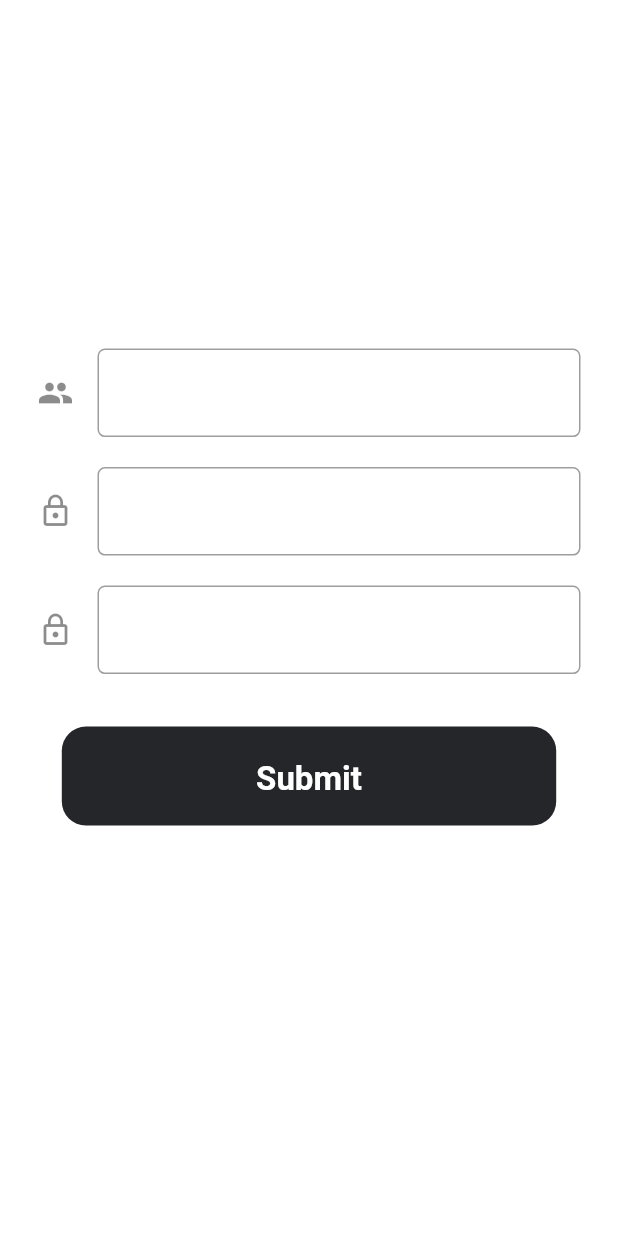
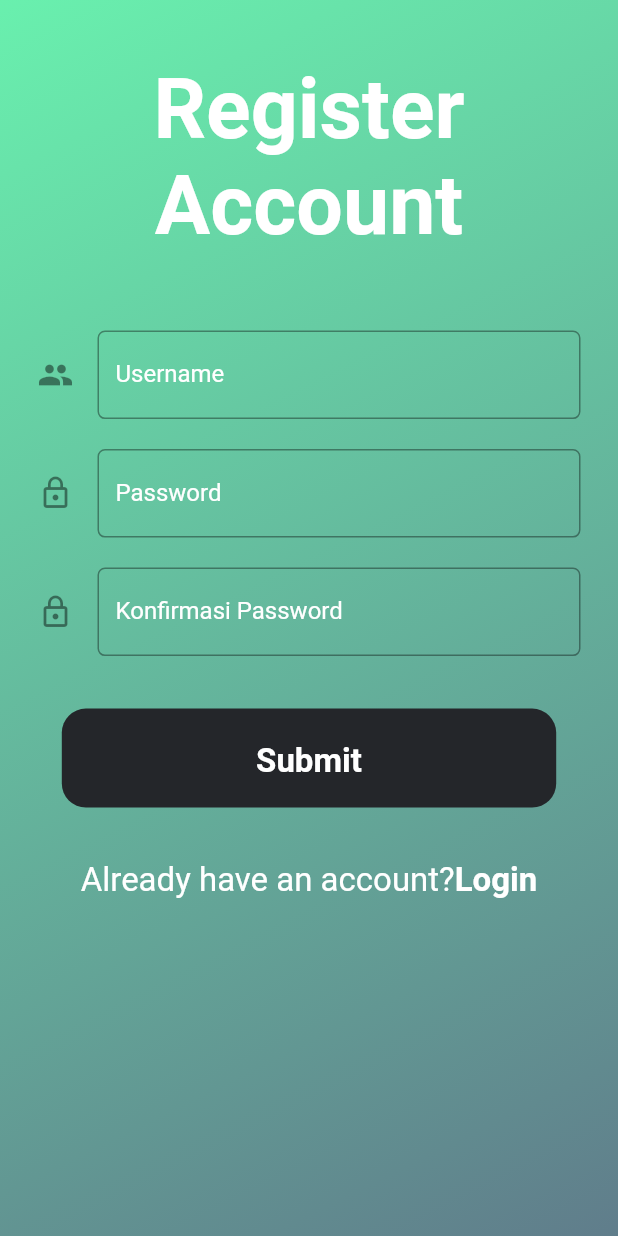
Before and after one commit to eugeniusms/wisata-nusantara-mobile, a Flutter app: the RegisterPage screen opened directly, after a tap on "Submit", after a tap on "Login", after a tap on "Create New Account", on a phone screen of 412 x 824 dp. Run offline on Flutter 3.47's test engine with Material 2 defaults, Android fonts, the phone set to English and light mode, and no system bars; missing offline and left inert: pbp_django_auth.

Commit message:
styling login & register

```diff
--- a/lib/apps/authentication/pages/LoginPage.dart
+++ b/lib/apps/authentication/pages/LoginPage.dart
@@ -45,7 +45,13 @@ class _LoginPageState extends State<LoginPage> {
     final request = context.watch<CookieRequest>();
     // The rest of your widgets are down below
     Size size = MediaQuery.of(context).size;
-    return Form(
+    return Container(
+        decoration: const BoxDecoration(
+            gradient: LinearGradient(
+                begin: Alignment.topLeft,
+                end: Alignment.bottomRight,
+                colors: [Colors.greenAccent, Colors.blueGrey])),
+        child: Form(
             key: _loginFormKey,
             child: Stack(
               children: [
@@ -57,6 +63,7 @@ class _LoginPageState extends State<LoginPage> {
                         child: Center(
                           child: Text(
                             'Wisata Nusantara',
+                            textAlign: TextAlign.center,
                             style: TextStyle(
                                 color: Colors.white,
                                 fontSize: 60,
@@ -74,7 +81,8 @@ class _LoginPageState extends State<LoginPage> {
                               decoration: InputDecoration(
                                 hintText: "Masukkan Username",
                                 labelText: "Username",
-                            labelStyle: const TextStyle(color: Colors.white),
+                                labelStyle:
+                                    const TextStyle(color: Colors.white),
                                 icon: const Icon(Icons.attach_email),
                                 border: OutlineInputBorder(
                                     borderRadius: BorderRadius.circular(5.0)),
@@ -90,7 +98,8 @@ class _LoginPageState extends State<LoginPage> {
                                   username = value!;
                                 });
                               },
-                          autovalidateMode: AutovalidateMode.onUserInteraction,
+                              autovalidateMode:
+                                  AutovalidateMode.onUserInteraction,
                               validator: (value) {
                                 if (value!.isEmpty) {
                                   return 'Username tidak boleh kosong';
@@ -108,7 +117,8 @@ class _LoginPageState extends State<LoginPage> {
                               decoration: InputDecoration(
                                 hintText: "Masukkan Password",
                                 labelText: "Password",
-                            labelStyle: const TextStyle(color: Colors.white),
+                                labelStyle:
+                                    const TextStyle(color: Colors.white),
                                 icon: const Icon(
                                   Icons.lock_outline,
                                 ),
@@ -127,7 +137,8 @@ class _LoginPageState extends State<LoginPage> {
                                   password1 = value!;
                                 });
                               },
-                          autovalidateMode: AutovalidateMode.onUserInteraction,
+                              autovalidateMode:
+                                  AutovalidateMode.onUserInteraction,
                               validator: (value) {
                                 if (value!.isEmpty) {
                                   return 'Password tidak boleh kosong';
@@ -172,8 +183,8 @@ class _LoginPageState extends State<LoginPage> {
                                 } else {
                                   ScaffoldMessenger.of(context)
                                       .showSnackBar(const SnackBar(
-                                content:
-                                    Text("An error occured, please try again."),
+                                    content: Text(
+                                        "An error occured, please try again."),
                                   ));
                                 }
                               },
@@ -204,8 +215,8 @@ class _LoginPageState extends State<LoginPage> {
                         child: Container(
                           decoration: const BoxDecoration(
                               border: Border(
-                              bottom:
-                                  BorderSide(width: 1, color: Colors.white))),
+                                  bottom: BorderSide(
+                                      width: 1, color: Colors.white))),
                           child: const Text(
                             'Create New Account',
                             style: TextStyle(
@@ -220,6 +231,6 @@ class _LoginPageState extends State<LoginPage> {
                   ),
                 )
               ],
-        ));
+            )));
   }
 }
--- a/lib/apps/authentication/pages/RegisterPage.dart
+++ b/lib/apps/authentication/pages/RegisterPage.dart
@@ -26,7 +26,13 @@ class _RegisterPageState extends State<RegisterPage> {
   Widget build(BuildContext context) {
     final request = context.watch<CookieRequest>();
     Size size = MediaQuery.of(context).size;
-    return Form(
+    return Container(
+        decoration: const BoxDecoration(
+            gradient: LinearGradient(
+                begin: Alignment.topLeft,
+                end: Alignment.bottomRight,
+                colors: [Colors.greenAccent, Colors.blueGrey])),
+        child: Form(
           key: _formKey,
           child: Stack(
             children: [
@@ -42,8 +48,11 @@ class _RegisterPageState extends State<RegisterPage> {
                         children: const [
                           Center(
                             child: Text('Register Account',
-                            style:
-                                TextStyle(fontSize: 60, color: Colors.white)),
+                                textAlign: TextAlign.center,
+                                style: TextStyle(
+                                    fontSize: 55,
+                                    color: Colors.white,
+                                    fontWeight: FontWeight.bold)),
                           ),
                         ],
                       ),
@@ -60,7 +69,8 @@ class _RegisterPageState extends State<RegisterPage> {
                               decoration: InputDecoration(
                                 hintText: "contoh: Dummy123",
                                 labelText: "Username",
-                            labelStyle: const TextStyle(color: Colors.white),
+                                labelStyle:
+                                    const TextStyle(color: Colors.white),
                                 icon: const Icon(Icons.people),
                                 border: OutlineInputBorder(
                                     borderRadius: BorderRadius.circular(5.0)),
@@ -76,7 +86,8 @@ class _RegisterPageState extends State<RegisterPage> {
                                   username = value!;
                                 });
                               },
-                          autovalidateMode: AutovalidateMode.onUserInteraction,
+                              autovalidateMode:
+                                  AutovalidateMode.onUserInteraction,
                               validator: (value) {
                                 if (value!.isEmpty) {
                                   return 'Username tidak boleh kosong';
@@ -94,7 +105,8 @@ class _RegisterPageState extends State<RegisterPage> {
                               decoration: InputDecoration(
                                 hintText: "Masukkan Password",
                                 labelText: "Password",
-                            labelStyle: const TextStyle(color: Colors.white),
+                                labelStyle:
+                                    const TextStyle(color: Colors.white),
                                 icon: const Icon(
                                   Icons.lock_outline,
                                 ),
@@ -112,7 +124,8 @@ class _RegisterPageState extends State<RegisterPage> {
                                   password1 = value!;
                                 });
                               },
-                          autovalidateMode: AutovalidateMode.onUserInteraction,
+                              autovalidateMode:
+                                  AutovalidateMode.onUserInteraction,
                               validator: (value) {
                                 if (value!.isEmpty) {
                                   return 'Password tidak boleh kosong';
@@ -130,7 +143,8 @@ class _RegisterPageState extends State<RegisterPage> {
                               decoration: InputDecoration(
                                 hintText: "Konfirmasi Password",
                                 labelText: "Konfirmasi Password",
-                            labelStyle: const TextStyle(color: Colors.white),
+                                labelStyle:
+                                    const TextStyle(color: Colors.white),
                                 icon: const Icon(Icons.lock_outline),
                                 border: OutlineInputBorder(
                                     borderRadius: BorderRadius.circular(5.0)),
@@ -146,7 +160,8 @@ class _RegisterPageState extends State<RegisterPage> {
                                   password2 = value!;
                                 });
                               },
-                          autovalidateMode: AutovalidateMode.onUserInteraction,
+                              autovalidateMode:
+                                  AutovalidateMode.onUserInteraction,
                               validator: (value) {
                                 if (value!.isEmpty) {
                                   return 'Password tidak boleh kosong';
@@ -216,7 +231,9 @@ class _RegisterPageState extends State<RegisterPage> {
                               const Text(
                                 'Already have an account?',
                                 style: TextStyle(
-                                fontSize: 22, color: Colors.white, height: 1.5),
+                                    fontSize: 22,
+                                    color: Colors.white,
+                                    height: 1.5),
                               ),
                               GestureDetector(
                                 onTap: () {
@@ -250,6 +267,6 @@ class _RegisterPageState extends State<RegisterPage> {
               )
             ],
           ),
-    );
+        ));
   }
 }
```
Lines whose indentation alone changed are shown as unchanged.
